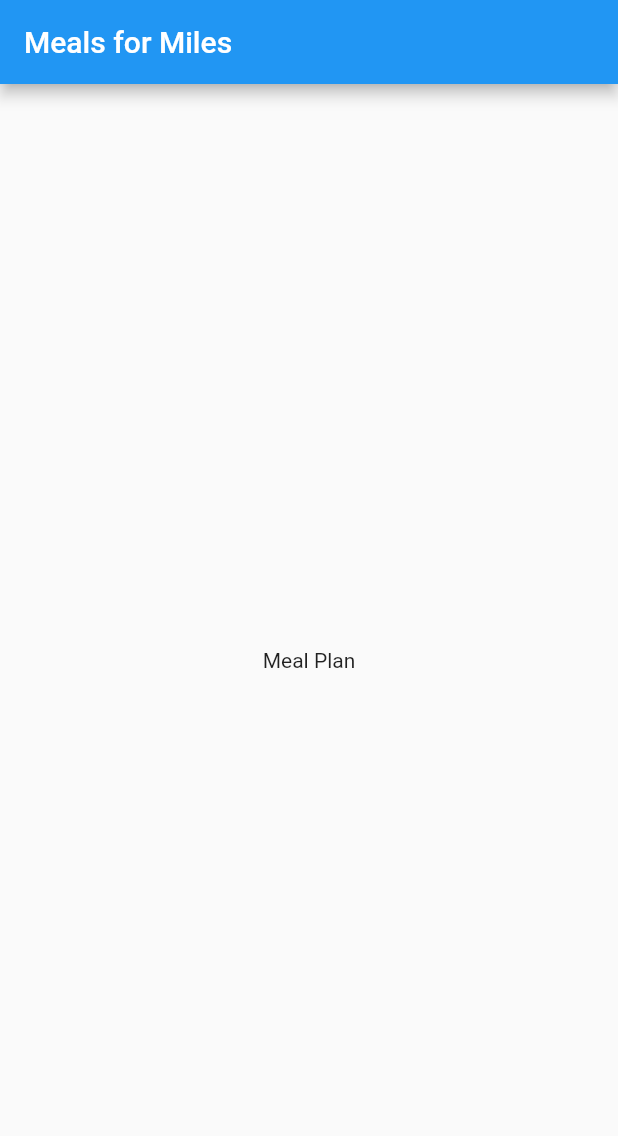
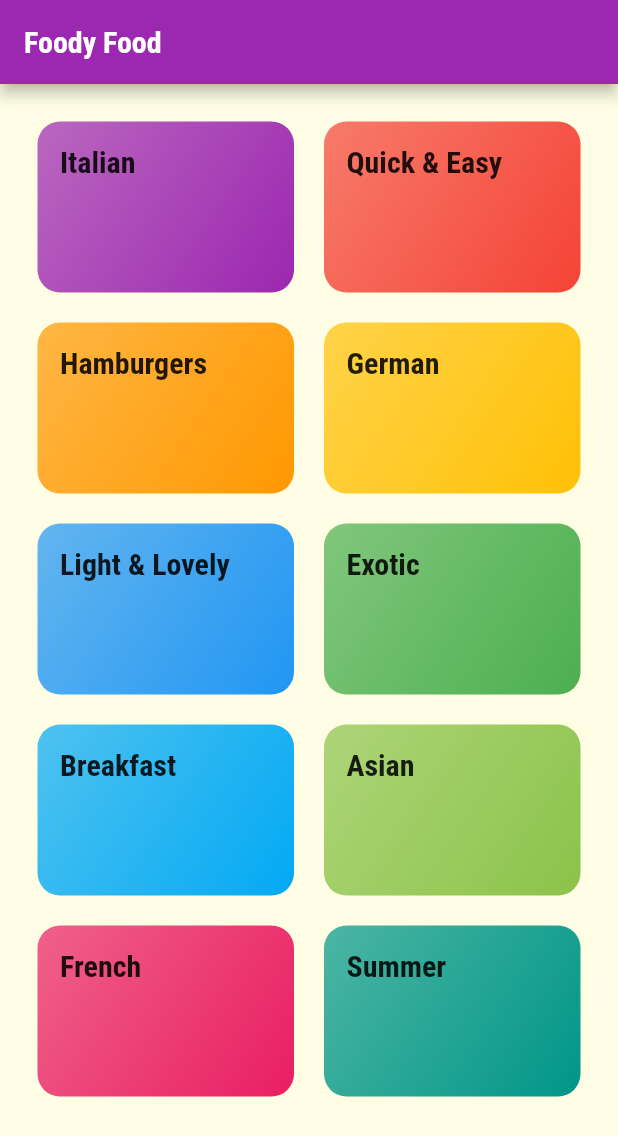
Before and after one commit to Hytro/MealPlan, a Flutter app: the screen it shows after launch, on a phone screen of 412 x 824 dp. Shown: the top 1136 px of the screen. Run offline on Flutter 3.47's test engine with Material 2 defaults, Android fonts, the phone set to English and light mode, and no system bars.

Commit message:
Basis structure and Data

```diff
--- a/lib/main.dart
+++ b/lib/main.dart
@@ -1,4 +1,7 @@
 import 'package:flutter/material.dart';
+
+import './screens/category_meals_screen.dart';
+import './screens/categories_screen.dart';
 
 void main() => runApp(const MyApp());
 
@@ -9,25 +12,32 @@ class MyApp extends StatelessWidget {
 
   @override
   Widget build(BuildContext context) {
-    return const MaterialApp(
+    return MaterialApp(
       title: _title,
-      home: MyStatelessWidget(),
+      theme: ThemeData(
+        canvasColor: const Color.fromRGBO(255, 254, 229, 1),
+        fontFamily: 'Raleway',
+        textTheme: ThemeData.light().textTheme.copyWith(
+            bodyText1: const TextStyle(
+              color: Color.fromRGBO(20, 51, 51, 1),
+            ),
+            bodyText2: const TextStyle(
+              color: Color.fromRGBO(20, 51, 51, 1),
+            ),
+            headline6: const TextStyle(
+              fontSize: 20,
+              fontFamily: 'RobotoCondensed',
+              fontWeight: FontWeight.bold,
+            )),
+        colorScheme: ColorScheme.fromSwatch(primarySwatch: Colors.purple)
+            .copyWith(secondary: Colors.amber),
+      ),
+      // home: const CategoriesScreen(),
+      initialRoute: '/', // Default is '/'
+      routes: {
+        '/': (ctx) => CategoriesScreen(),
+        CategoryMealsScreen.routeName: (ctx) => CategoryMealsScreen(),
+      },
     );
   }
 }
-
-class MyStatelessWidget extends StatelessWidget {
-  const MyStatelessWidget({Key? key}) : super(key: key);
-
-  @override
-  Widget build(BuildContext context) {
-    return Scaffold(
-      appBar: AppBar(
-        title: const Text('Meals for Miles'),
-      ),
-      body: const Center(
-        child: Text('Meal Plan'),
-      ),
-    );
-  }
-}
--- /dev/null
+++ b/lib/models/meal.dart
@@ -0,0 +1,45 @@
+import 'package:flutter/foundation.dart';
+
+enum Complexity {
+  Simple,
+  Challenging,
+  Hard,
+}
+
+enum Affordability {
+  Affordable,
+  Pricey,
+  Luxurious,
+}
+
+class Meal {
+  final String id;
+  final List<String> categories;
+  final String title;
+  final String imageUrl;
+  final List<String> ingredients;
+  final List<String> steps;
+  final int duration;
+  final Complexity complexity;
+  final Affordability affordability;
+  final bool isGlutenFree;
+  final bool isLactoseFree;
+  final bool isVegan;
+  final bool isVegetarian;
+
+  const Meal({
+    required this.id,
+    required this.categories,
+    required this.title,
+    required this.imageUrl,
+    required this.ingredients,
+    required this.steps,
+    required this.duration,
+    required this.complexity,
+    required this.affordability,
+    required this.isGlutenFree,
+    required this.isLactoseFree,
+    required this.isVegan,
+    required this.isVegetarian,
+  });
+}
--- /dev/null
+++ b/lib/screens/categories_screen.dart
@@ -0,0 +1,33 @@
+import 'package:flutter/material.dart';
+
+import '../dummy_data.dart';
+import '../widgets/category_item.dart';
+
+class CategoriesScreen extends StatelessWidget {
+  const CategoriesScreen({Key? key}) : super(key: key);
+
+  @override
+  Widget build(BuildContext context) {
+    return Scaffold(
+      appBar: AppBar(
+        title: const Text('Foody Food'),
+      ),
+      body: GridView(
+        padding: const EdgeInsets.all(25),
+        children: DUMMY_CATEGORIES
+            .map((categoryData) => CategoryItem(
+                  categoryData.title,
+                  categoryData.color,
+                  categoryData.id,
+                ))
+            .toList(),
+        gridDelegate: const SliverGridDelegateWithMaxCrossAxisExtent(
+          maxCrossAxisExtent: 200,
+          childAspectRatio: 3 / 2,
+          crossAxisSpacing: 20,
+          mainAxisSpacing: 20,
+        ),
+      ),
+    );
+  }
+}
--- /dev/null
+++ b/lib/widgets/category_item.dart
@@ -0,0 +1,51 @@
+import 'package:flutter/cupertino.dart';
+import 'package:flutter/material.dart';
+
+import '../screens/category_meals_screen.dart';
+
+class CategoryItem extends StatelessWidget {
+  //const CategoryItem({Key? key}) : super(key: key);
+  final String id;
+  final String title;
+  final Color color;
+
+  // ignore: use_key_in_widget_constructors
+  const CategoryItem(this.title, this.color, this.id);
+
+  void selectCategory(BuildContext ctx) {
+    Navigator.of(ctx).pushNamed(
+      CategoryMealsScreen.routeName,
+      arguments: {
+        'id': id,
+        'title': title,
+      },
+    );
+  }
+
+  @override
+  Widget build(BuildContext context) {
+    return InkWell(
+      onTap: () => selectCategory(context),
+      splashColor: Theme.of(context).primaryColor,
+      borderRadius: BorderRadius.circular(15),
+      child: Container(
+        padding: const EdgeInsets.all(15),
+        child: Text(
+          title,
+          style: Theme.of(context).textTheme.headline6,
+        ),
+        decoration: BoxDecoration(
+          gradient: LinearGradient(
+            colors: [
+              color.withOpacity(0.7),
+              color,
+            ],
+            begin: Alignment.topLeft,
+            end: Alignment.bottomRight,
+          ),
+          borderRadius: BorderRadius.circular(15),
+        ),
+      ),
+    );
+  }
+}
```
Also changed, not shown: lib/dummy_data.dart (added, +408 -0 lines), lib/models/category.dart (added, +13 -0 lines), lib/screens/category_meals_screen.dart (added, +35 -0 lines), pubspec.yaml (+22 -11 lines), assets/fonts/Raleway-Black.ttf (added), assets/fonts/Raleway-Bold.ttf (added), assets/fonts/Raleway-Regular.ttf (added), assets/fonts/RobotoCondensed-Bold.ttf (added), assets/fonts/RobotoCondensed-Italic.ttf (added), assets/fonts/RobotoCondensed-Light.ttf (added), assets/fonts/RobotoCondensed-Regular.ttf (added), lib/widgets/meal_item.dart (added), 2 other files.
